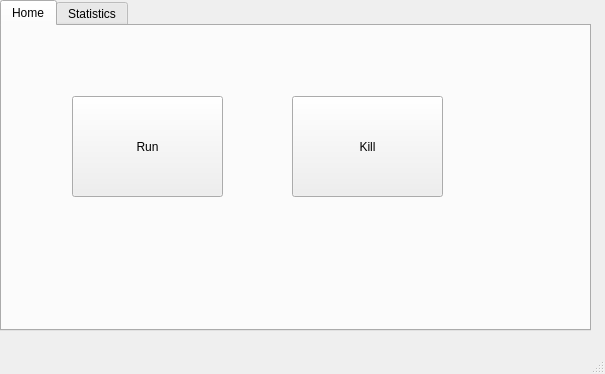
The window that UI/mainwindow.ui (ChicoState/SmartCCTV) describes before a commit, drawn with Qt 5.
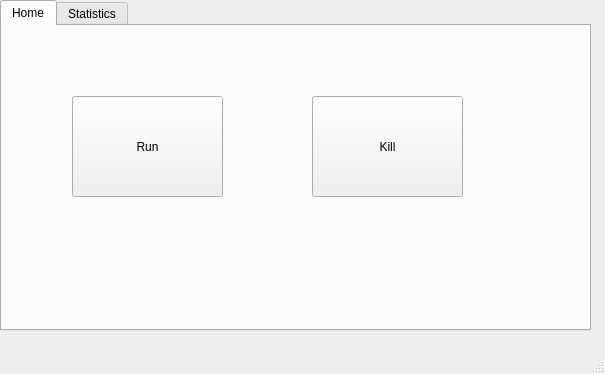
The same window after the commit. The open tabs and pages were chosen to show the change.

Commit message: UI is able to run and kill daemon

The edit to the form file:
```diff
--- a/UI/mainwindow.ui
+++ b/UI/mainwindow.ui
@@ -52,7 +52,7 @@
      <widget class="QPushButton" name="pushButton_Kill">
       <property name="geometry">
        <rect>
-        <x>290</x>
+        <x>310</x>
         <y>70</y>
         <width>151</width>
         <height>101</height>
```
Left out of the diff: 15 changed lines with no effect on the pictures. The commit also changes 4 other files.
